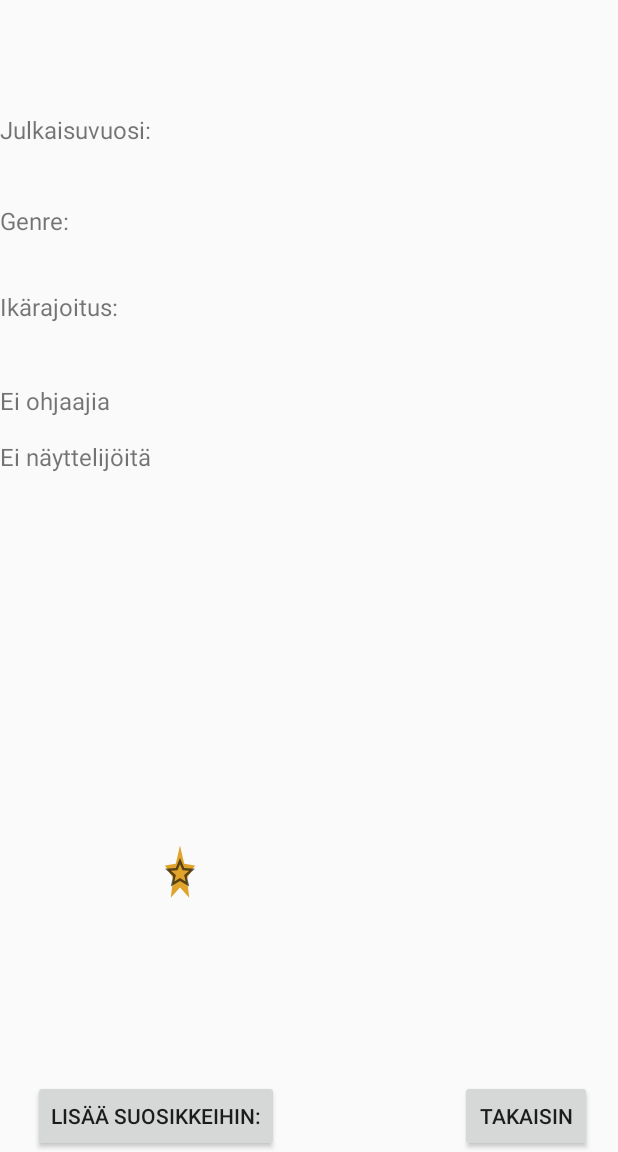
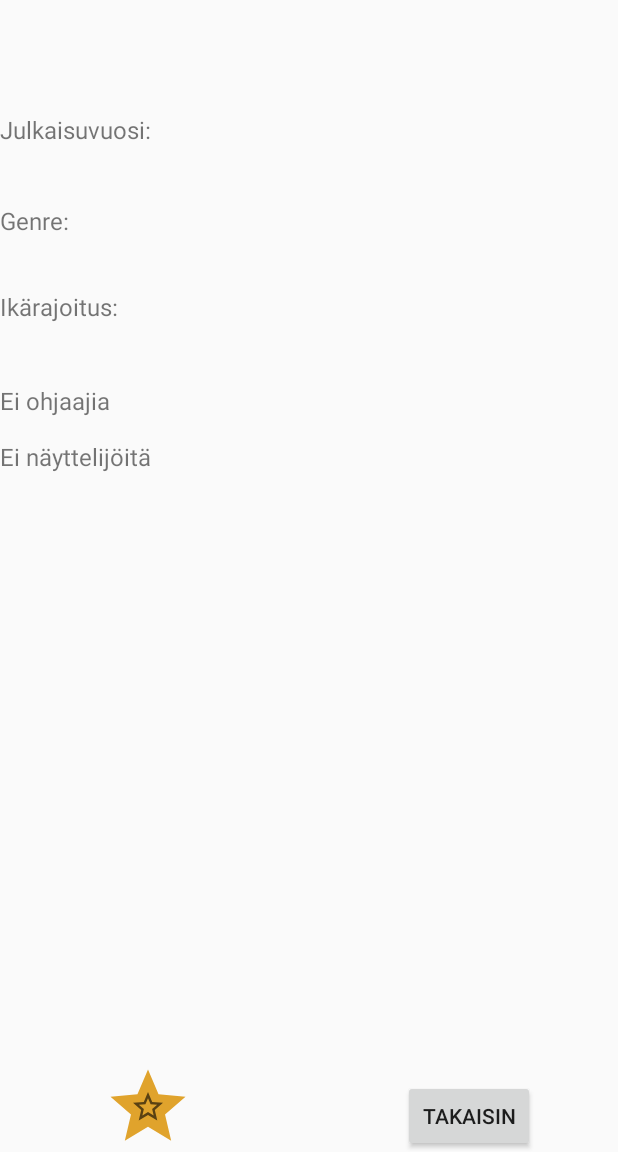
Before and after one commit to Reggie421/OlioProjekti, an Android app: the fragment MovieInfoFragment placed in its activity, on a phone screen of 412 x 824 dp, the part 84-1236 px from its top. Run offline under Robolectric (Android 15) with nearby library versions, the phone set to English and light mode, and no system bars; 8 statements that could not run were skipped.

Commit message:
Favorite nappi nyt hieno. Werneri

```diff
--- a/app/src/main/java/com/example/sdidebartesti/MovieInfoFragment.java
+++ b/app/src/main/java/com/example/sdidebartesti/MovieInfoFragment.java
@@ -19,7 +19,6 @@ public class MovieInfoFragment extends Fragment {
     String movieName;
     TextView movieNameTextView;
     Button fragmentGoBackButton;
-    Button addToFavoritesButton;
     ImageButton addToFavoritesStar;
     TextView castTextView;
     TextView genreTextView;
@@ -42,7 +41,6 @@ public class MovieInfoFragment extends Fragment {
         super.onViewCreated(view, savedInstanceState);
         movieNameTextView = view.findViewById(R.id.movieNameTextView);
         fragmentGoBackButton = view.findViewById(R.id.buttonCloseFragment);
-        addToFavoritesButton = view.findViewById(R.id.buttonAddToFavorites);
         addToFavoritesStar = (ImageButton) view.findViewById(R.id.buttonAddToFavoritesStar);
         castTextView = view.findViewById(R.id.textViewCast);
         genreTextView = view.findViewById(R.id.movieGenreTextView);
@@ -92,18 +90,6 @@ public class MovieInfoFragment extends Fragment {
         ArrayList<String> ratingDescriptionArrayList = new ArrayList<>();
         ArrayList<CastMember> cast = new ArrayList<>();
 
-        addToFavoritesButton.setOnClickListener(new View.OnClickListener() {
-            @Override
-            public void onClick(View view) {
-                for(int i = 0; i < mm.MOVIES.size(); i++){
-                    if(movieName.equals(mm.MOVIES.get(i).getTitle())){
-                        int movieId = mm.MOVIES.get(i).getId();
-                        am.a.favoriteSeeker(movieId,2);
-                    }
-                }
-                //TODO TÄHÄN SUOSIKKITOIMINTAA
-            }
-        });
 
         addToFavoritesStar.setOnClickListener(new View.OnClickListener() {
             @Override
--- a/app/src/main/res/layout/fragment_movieinfo.xml
+++ b/app/src/main/res/layout/fragment_movieinfo.xml
@@ -29,8 +29,10 @@
             android:text="@string/go_back_button"
             app:layout_constraintBottom_toBottomOf="parent"
             app:layout_constraintEnd_toEndOf="parent"
-            app:layout_constraintHorizontal_bias="0.947"
-            app:layout_constraintStart_toStartOf="parent" />
+            app:layout_constraintHorizontal_bias="0.83"
+            app:layout_constraintStart_toStartOf="parent"
+            app:layout_constraintTop_toBottomOf="@+id/textViewCast"
+            app:layout_constraintVertical_bias="1.0" />
 
         <TextView
             android:id="@+id/textView9"
@@ -57,26 +59,18 @@
             app:layout_constraintTop_toBottomOf="@+id/textViewMovieYear"
             app:layout_constraintVertical_bias="0.060000002" />
 
-        <Button
-            android:id="@+id/buttonAddToFavorites"
-            android:layout_width="wrap_content"
-            android:layout_height="wrap_content"
-            android:text="@string/add_to_favorites_button"
+        <ImageButton
+            android:id="@+id/buttonAddToFavoritesStar"
+            android:layout_width="60dp"
+            android:layout_height="60dp"
+            android:src="@drawable/ic_baseline_star_outline_24"
             app:layout_constraintBottom_toBottomOf="parent"
             app:layout_constraintEnd_toStartOf="@+id/buttonCloseFragment"
-            app:layout_constraintHorizontal_bias="0.156"
-            app:layout_constraintStart_toStartOf="parent" />
-
-        <ImageButton
-            android:id="@+id/buttonAddToFavoritesStar"
-            android:layout_width="wrap_content"
-            android:layout_height="wrap_content"
-            android:layout_marginBottom="116dp"
-            android:src="@drawable/ic_baseline_star_outline_24"
-            app:layout_constraintBottom_toTopOf="@+id/buttonAddToFavorites"
-            app:layout_constraintEnd_toStartOf="@+id/buttonCloseFragment"
-            app:layout_constraintHorizontal_bias="0.382"
-            app:layout_constraintStart_toStartOf="parent" />
+            app:layout_constraintHorizontal_bias="0.33"
+            app:layout_constraintStart_toStartOf="parent"
+            app:layout_constraintTop_toBottomOf="@+id/textViewCast"
+            app:layout_constraintVertical_bias="1.0"
+            tools:ignore="SpeakableTextPresentCheck" />
 
         <TextView
             android:id="@+id/textViewCast"
```
